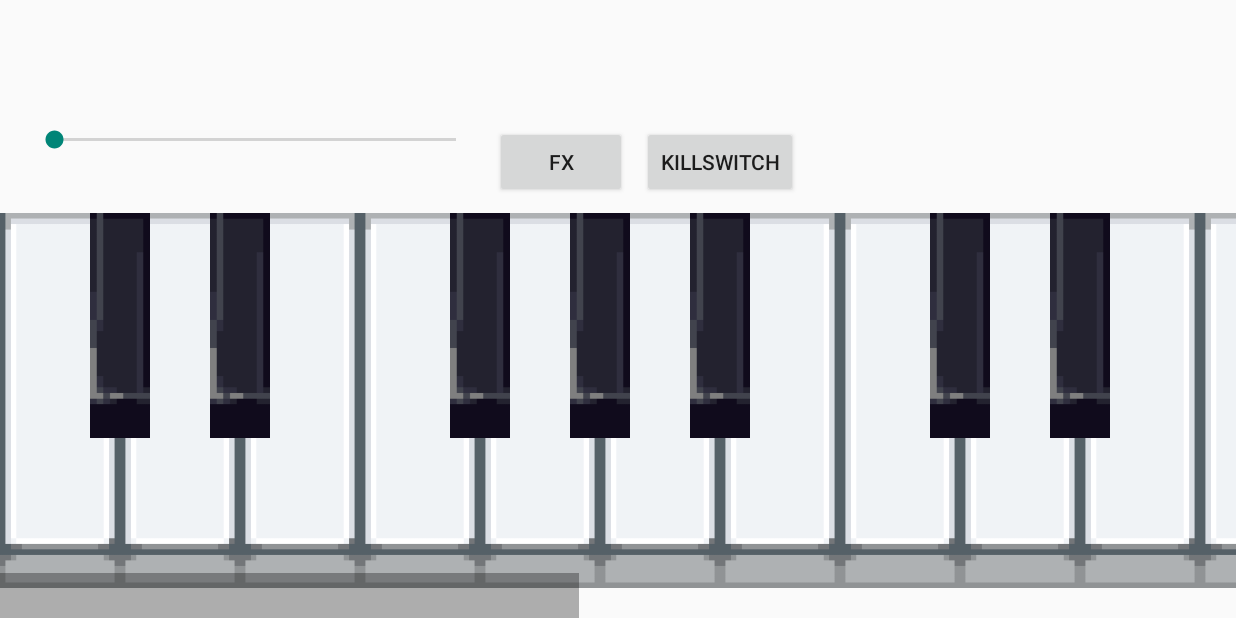
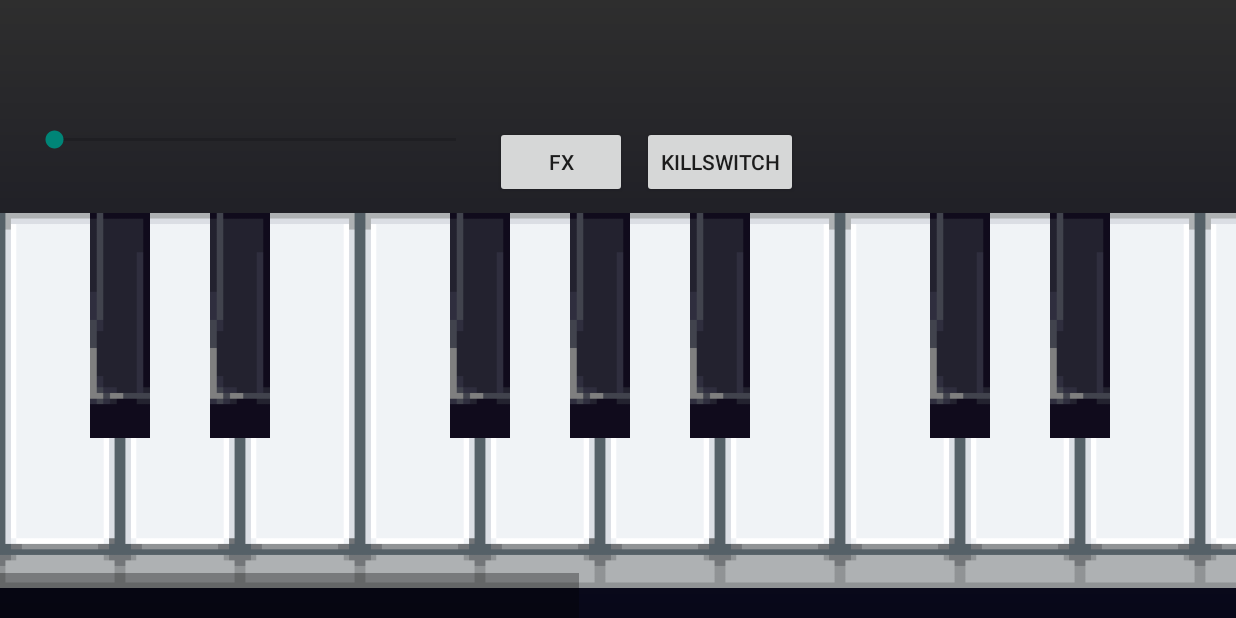
Before and after one commit to Jorendb9/piano-app, an Android app: the MainActivity screen opened directly, with no data from a screen before it, on a phone screen of 824 x 412 dp (held sideways). Run offline under Robolectric (Android 15) with nearby library versions, the phone set to English and light mode, and no system bars.

Commit message:
Changed UI color background

```diff
--- a/app/src/main/java/nl/mprog/pianoapp/MainActivity.java
+++ b/app/src/main/java/nl/mprog/pianoapp/MainActivity.java
@@ -32,7 +32,7 @@ public class MainActivity extends Activity implements View.OnTouchListener {
     private int releaseTime = 0, attackTime = 0, decayTime = 0;
     private float sustain = 0.5f;
     private boolean vibrato = false;
-    private static final int SEEKBAR_MIN = 1, SEEKBAR_MAX = 5000;
+    private static final int SEEKBAR_MIN = 1, SEEKBAR_MAX = 5000, MINIMUM_VALUE = 10;
     private static final double LOG_MIN = 0.0, LOG_MAX = 3.69897;
     public static String PACKAGE_NAME, TAG = "Main";
     private ArrayList<Integer> noteIdList;
@@ -132,7 +132,9 @@ public class MainActivity extends Activity implements View.OnTouchListener {
     // assign buttons to onTouchListener
     public void initButtons(){
 
-
+        noteIdList = new ArrayList<>(Arrays.asList(R.id.c2, R.id.cSharp2, R.id.d2, R.id.dSharp2, R.id.e2, R.id.f2,
+        R.id.fSharp2, R.id.g2, R.id.gSharp2, R.id.a2, R.id.aSharp2, R.id.b2, R.id.c3, R.id.cSharp3, R.id.d3,
+        R.id.dSharp3, R.id.e3, R.id.f3, R.id.fSharp3, R.id.g3, R.id.gSharp3, R.id.a3, R.id.aSharp3, R.id.b3, R.id.c4));
 
         buttonC2 = (Button) findViewById(R.id.c2);
         buttonCSharp2 = (Button) findViewById(R.id.cSharp2);
@@ -160,38 +162,17 @@ public class MainActivity extends Activity implements View.OnTouchListener {
         buttonB3 = (Button) findViewById(R.id.b3);
         buttonC4 = (Button) findViewById(R.id.c4);
 
-
         buttonList = new ArrayList<>(Arrays.asList(buttonC2, buttonCSharp2, buttonD2, buttonDSharp2, buttonE2,
         buttonF2, buttonFSharp2, buttonG2, buttonGSharp2, buttonA2, buttonASharp2, buttonB2, buttonC3, buttonCSharp3, buttonD3,
         buttonDSharp3, buttonE3, buttonF3, buttonFSharp3, buttonG3, buttonGSharp3, buttonA3, buttonASharp3, buttonB3, buttonC4));
 
 
-        register(R.id.c2);
-        register(R.id.cSharp2);
-        register(R.id.d2);
-        register(R.id.dSharp2);
-        register(R.id.e2);
-        register(R.id.f2);
-        register(R.id.fSharp2);
-        register(R.id.g2);
-        register(R.id.gSharp2);
-        register(R.id.a2);
-        register(R.id.aSharp2);
-        register(R.id.b2);
+        for (int i = 0; i < noteIdList.size(); i++)
+        {
+            register(noteIdList.get(i));
+        }
 
-        register(R.id.c3);
-        register(R.id.cSharp3);
-        register(R.id.d3);
-        register(R.id.dSharp3);
-        register(R.id.e3);
-        register(R.id.f3);
-        register(R.id.fSharp3);
-        register(R.id.g3);
-        register(R.id.gSharp3);
-        register(R.id.a3);
-        register(R.id.aSharp3);
-        register(R.id.b3);
-        register(R.id.c4);
+
 
     }
 
@@ -284,14 +265,13 @@ public class MainActivity extends Activity implements View.OnTouchListener {
                     note.interrupt();
                     note.stop();
                 }
-
-                // play note but only use attack if variable is significant
-                if (note.getA() > 10)
+                // play note but only use attack fade-in if variable is significant
+                if (note.getA() > MINIMUM_VALUE)
                 {
                     note.play(0);
                     note.attack(volume);
                 }
-                else if (note.getD() >10)
+                else if (note.getD() > MINIMUM_VALUE)
                 {
                     note.play(volume);
                     note.decay();
--- /dev/null
+++ b/app/src/main/res/drawable/gradient_dark.xml
@@ -0,0 +1,8 @@
+<?xml version="1.0" encoding="utf-8"?>
+<shape xmlns:android="http://schemas.android.com/apk/res/android">
+    <gradient
+        android:startColor="#070719"
+        android:endColor="#2E2E2E"
+        android:angle="90" />
+    <corners android:radius="0dp" />
+</shape>
--- a/app/src/main/res/layout/activity_main.xml
+++ b/app/src/main/res/layout/activity_main.xml
@@ -2,6 +2,7 @@
     xmlns:tools="http://schemas.android.com/tools" android:layout_width="match_parent"
     android:layout_height="match_parent"
     tools:context=".MainActivity"
+    android:background="@drawable/gradient_dark"
     android:orientation="vertical"
     android:gravity="bottom"
     android:layout_centerHorizontal="true">
--- a/app/src/main/res/values/colors.xml
+++ b/app/src/main/res/values/colors.xml
@@ -1,6 +1,6 @@
 <?xml version="1.0" encoding="utf-8"?>
 <resources>
-    <color name="black">#000</color>
+    <color name="black">#2E2E2E</color>
     <color name="blue">#00f</color>
     <color name="red">#f00</color>
     <color name="ivory">#fffff0</color>
```
